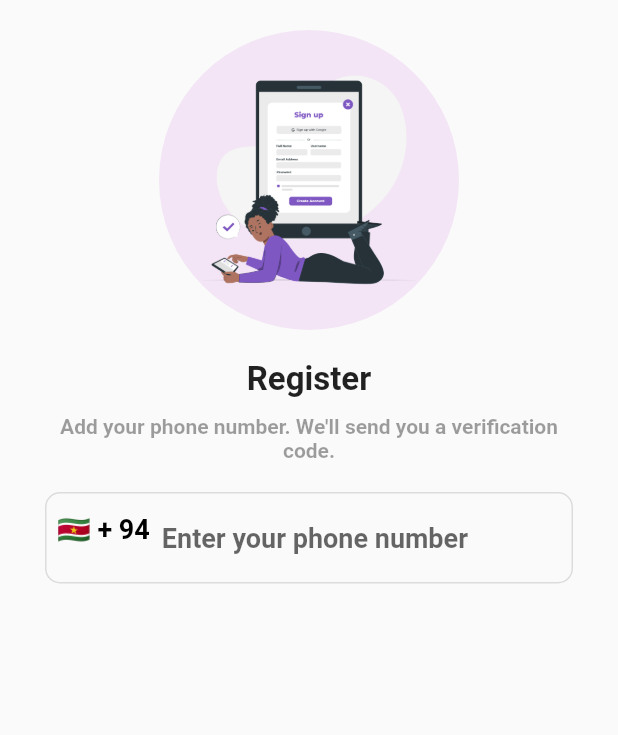
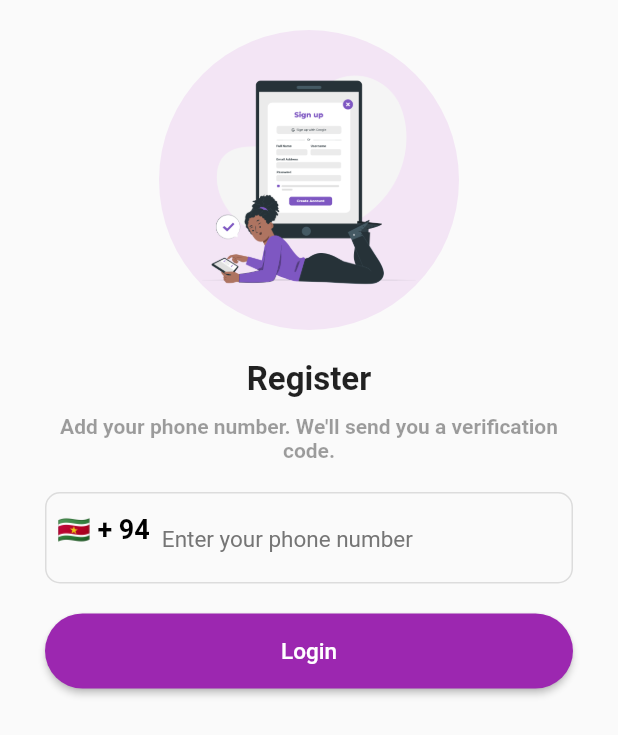
Before and after one commit to Chamidilshan/Phone_Auth_App, a Flutter app: the RegisterScreen screen opened directly, on a phone screen of 412 x 824 dp. Shown: the top 735 px of the screen. Run offline on Flutter 3.47's test engine with Material 2 defaults, Android fonts, the phone set to English and light mode, and no system bars; our stand-ins replace country_picker.

Commit message:
fifth commit

```diff
--- a/lib/screens/register_screen.dart
+++ b/lib/screens/register_screen.dart
@@ -1,5 +1,6 @@
 import 'package:country_picker/country_picker.dart';
 import 'package:flutter/material.dart';
+import 'package:phone_auth_app/widgets/custom_button.dart';
 
 class RegisterScreen extends StatefulWidget {
   const RegisterScreen({Key? key}) : super(key: key);
@@ -87,6 +88,11 @@ class _RegisterScreenState extends State<RegisterScreen> {
                   },
                   decoration: InputDecoration(
                     hintText: 'Enter your phone number',
+                    hintStyle: TextStyle(
+                      fontWeight: FontWeight.w400,
+                      fontSize: 15.0,
+                      color: Colors.grey.shade600,
+                    ),
                     enabledBorder: OutlineInputBorder(
                       borderRadius: BorderRadius.circular(10),
                       borderSide: BorderSide(color: Colors.black12),
@@ -120,6 +126,7 @@ class _RegisterScreenState extends State<RegisterScreen> {
                     suffixIcon: phoneController.text.length > 9 ? Container(
                       height: 30.0,
                         width: 30.0,
+                      margin: EdgeInsets.all(10.0),
                       decoration: BoxDecoration(
                         shape: BoxShape.circle,
                         color: Colors.green,
@@ -131,6 +138,17 @@ class _RegisterScreenState extends State<RegisterScreen> {
                     ) : null,
                   ),
                 ),
+                SizedBox(
+                  height: 20.0,
+                ),
+                SizedBox(
+                  height: 50.0,
+                  width: double.infinity,
+                  child: CustomButton(
+                    text: 'Login',
+                    onPressed: () {},
+                  ),
+                )
               ],
             ),
           ),
```
